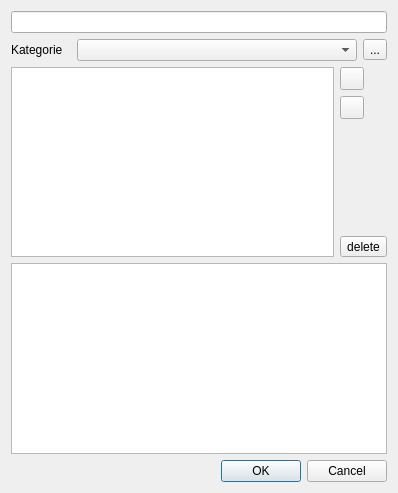
Old version of the form recipe_input.ui in the repository hugo204/cookbook.
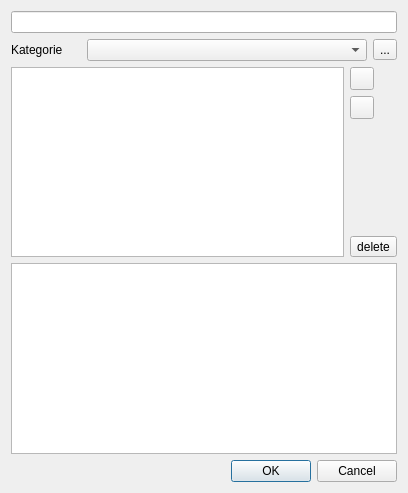
New version of the form. Icons and pictures are not drawn.

```diff
--- a/recipe_input.ui
+++ b/recipe_input.ui
@@ -6,7 +6,7 @@
    <rect>
     <x>0</x>
     <y>0</y>
-    <width>374</width>
+    <width>408</width>
     <height>493</height>
    </rect>
   </property>
```
Left out of the diff: 18 changed lines with no effect on the pictures.
